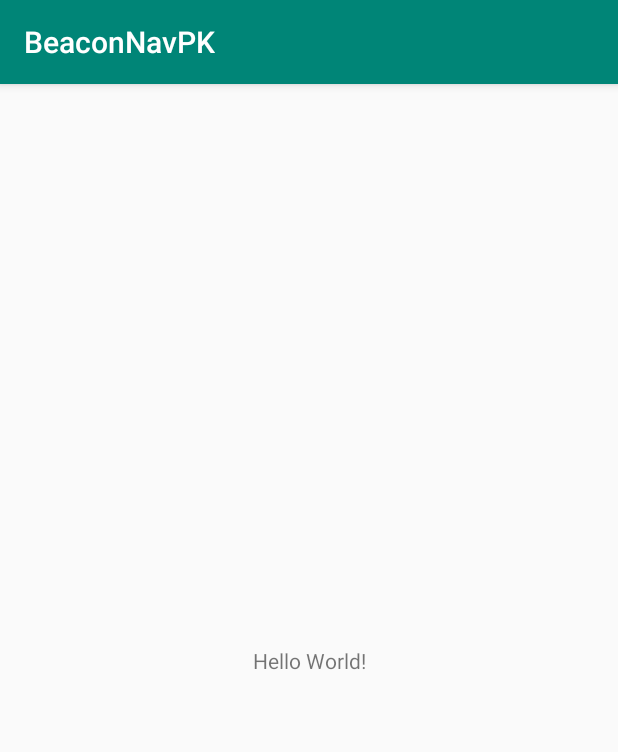
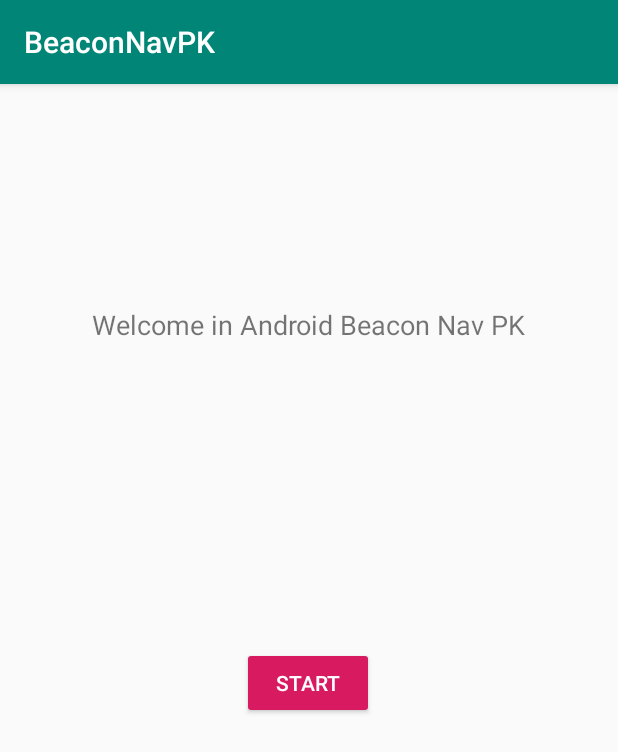
Before and after one commit to Openroads/BeaconNavPK, an Android app: the screen it shows after launch (MainActivity before the commit, WelcomeActivity after it), on a phone screen of 412 x 824 dp. Shown: the top 752 px of the screen. Run offline under Robolectric (Android 15) with nearby library versions, the phone set to English and light mode, and no system bars.

Commit message:
Navigation activity and layout on example navigation map for flat

```diff
--- a/app/build.gradle
+++ b/app/build.gradle
@@ -24,7 +24,7 @@ android {
 
 dependencies {
     implementation fileTree(dir: 'libs', include: ['*.jar'])
-    implementation"org.jetbrains.kotlin:kotlin-stdlib-jdk7:$kotlin_version"
+    implementation "org.jetbrains.kotlin:kotlin-stdlib-jdk7:$kotlin_version"
     implementation 'com.android.support:appcompat-v7:27.1.1'
     implementation 'com.android.support.constraint:constraint-layout:1.1.3'
     testImplementation 'junit:junit:4.12'
--- a/app/src/main/AndroidManifest.xml
+++ b/app/src/main/AndroidManifest.xml
@@ -9,7 +9,9 @@
             android:roundIcon="@mipmap/ic_launcher_round"
             android:supportsRtl="true"
             android:theme="@style/AppTheme">
-        <activity android:name=".MainActivity">
+        <activity android:name=".NavigationActivity">
+        </activity>
+        <activity android:name=".WelcomeActivity">
             <intent-filter>
                 <action android:name="android.intent.action.MAIN"/>
 
--- a/app/src/main/java/pk/edu/dariusz/beaconnavpk/MainActivity.kt
+++ b/app/src/main/java/pk/edu/dariusz/beaconnavpk/NavigationActivity.kt
@@ -3,10 +3,10 @@ package pk.edu.dariusz.beaconnavpk
 import android.support.v7.app.AppCompatActivity
 import android.os.Bundle
 
-class MainActivity : AppCompatActivity() {
+class NavigationActivity : AppCompatActivity() {
 
     override fun onCreate(savedInstanceState: Bundle?) {
         super.onCreate(savedInstanceState)
-        setContentView(R.layout.activity_main)
+        setContentView(R.layout.activity_nav)
     }
 }
--- /dev/null
+++ b/app/src/main/java/pk/edu/dariusz/beaconnavpk/WelcomeActivity.kt
@@ -0,0 +1,19 @@
+package pk.edu.dariusz.beaconnavpk
+
+import android.content.Intent
+import android.support.v7.app.AppCompatActivity
+import android.os.Bundle
+import kotlinx.android.synthetic.main.activity_welcome.*
+
+class WelcomeActivity : AppCompatActivity() {
+
+    override fun onCreate(savedInstanceState: Bundle?) {
+        super.onCreate(savedInstanceState)
+        setContentView(R.layout.activity_welcome)
+
+        start_button.setOnClickListener {
+            val intent = Intent(this, NavigationActivity::class.java)
+            startActivity(intent)
+        }
+    }
+}
--- a/app/src/main/res/layout/activity_main.xml
+++ /dev/null
@@ -1,19 +0,0 @@
-<?xml version="1.0" encoding="utf-8"?>
-<android.support.constraint.ConstraintLayout
-        xmlns:android="http://schemas.android.com/apk/res/android"
-        xmlns:tools="http://schemas.android.com/tools"
-        xmlns:app="http://schemas.android.com/apk/res-auto"
-        android:layout_width="match_parent"
-        android:layout_height="match_parent"
-        tools:context=".MainActivity">
-
-    <TextView
-            android:layout_width="wrap_content"
-            android:layout_height="wrap_content"
-            android:text="Hello World!"
-            app:layout_constraintBottom_toBottomOf="parent"
-            app:layout_constraintLeft_toLeftOf="parent"
-            app:layout_constraintRight_toRightOf="parent"
-            app:layout_constraintTop_toTopOf="parent"/>
-
-</android.support.constraint.ConstraintLayout>
--- /dev/null
+++ b/app/src/main/res/layout/activity_nav.xml
@@ -0,0 +1,20 @@
+<?xml version="1.0" encoding="utf-8"?>
+<android.support.constraint.ConstraintLayout
+        xmlns:android="http://schemas.android.com/apk/res/android"
+        xmlns:tools="http://schemas.android.com/tools"
+        xmlns:app="http://schemas.android.com/apk/res-auto"
+        android:layout_width="match_parent"
+        android:layout_height="match_parent"
+        tools:context=".NavigationActivity">
+
+    <ImageView
+            android:layout_width="wrap_content"
+            android:layout_height="wrap_content"
+            android:id="@+id/imageView"
+            app:layout_constraintBottom_toBottomOf="parent" android:layout_marginBottom="8dp"
+            app:layout_constraintTop_toTopOf="parent" android:layout_marginTop="26dp"
+            app:layout_constraintEnd_toEndOf="parent"
+            app:layout_constraintStart_toStartOf="parent"
+            android:contentDescription="TODO" app:srcCompat="@drawable/mieszkanie_plan"
+            app:layout_constraintHorizontal_bias="0.0" app:layout_constraintVertical_bias="0.917"/>
+</android.support.constraint.ConstraintLayout>
--- /dev/null
+++ b/app/src/main/res/layout/activity_welcome.xml
@@ -0,0 +1,35 @@
+<?xml version="1.0" encoding="utf-8"?>
+<android.support.constraint.ConstraintLayout
+        xmlns:android="http://schemas.android.com/apk/res/android"
+        xmlns:tools="http://schemas.android.com/tools"
+        xmlns:app="http://schemas.android.com/apk/res-auto"
+        android:layout_width="match_parent"
+        android:layout_height="match_parent"
+        tools:context=".WelcomeActivity">
+
+    <TextView
+            android:layout_width="wrap_content"
+            android:layout_height="wrap_content"
+            android:text="Welcome in Android Beacon Nav PK"
+            android:padding="5dp"
+            android:id="@+id/textView"
+            android:textSize="18sp"
+            app:layout_constraintStart_toStartOf="parent"
+            app:layout_constraintEnd_toEndOf="parent"
+            android:layout_marginTop="122dp"
+            app:layout_constraintTop_toTopOf="parent" android:layout_marginBottom="8dp"
+            app:layout_constraintBottom_toTopOf="@+id/start_button" app:layout_constraintVertical_bias="0.174"
+    />
+    <Button
+            android:text="Start"
+            android:layout_width="wrap_content"
+            android:layout_height="wrap_content"
+            android:id="@+id/start_button"
+            style="@style/Widget.AppCompat.Button.Colored"
+            app:layout_constraintStart_toStartOf="parent"
+            android:layout_marginStart="8dp" app:layout_constraintEnd_toEndOf="parent" android:layout_marginEnd="8dp"
+            android:layout_marginBottom="324dp" app:layout_constraintBottom_toBottomOf="parent"
+            app:layout_constraintHorizontal_bias="0.498" android:layout_marginTop="169dp"
+            app:layout_constraintTop_toBottomOf="@+id/textView"/>
+
+</android.support.constraint.ConstraintLayout>
```
Also changed, not shown: app/src/main/res/drawable/mieszkanie_plan.png (added).
